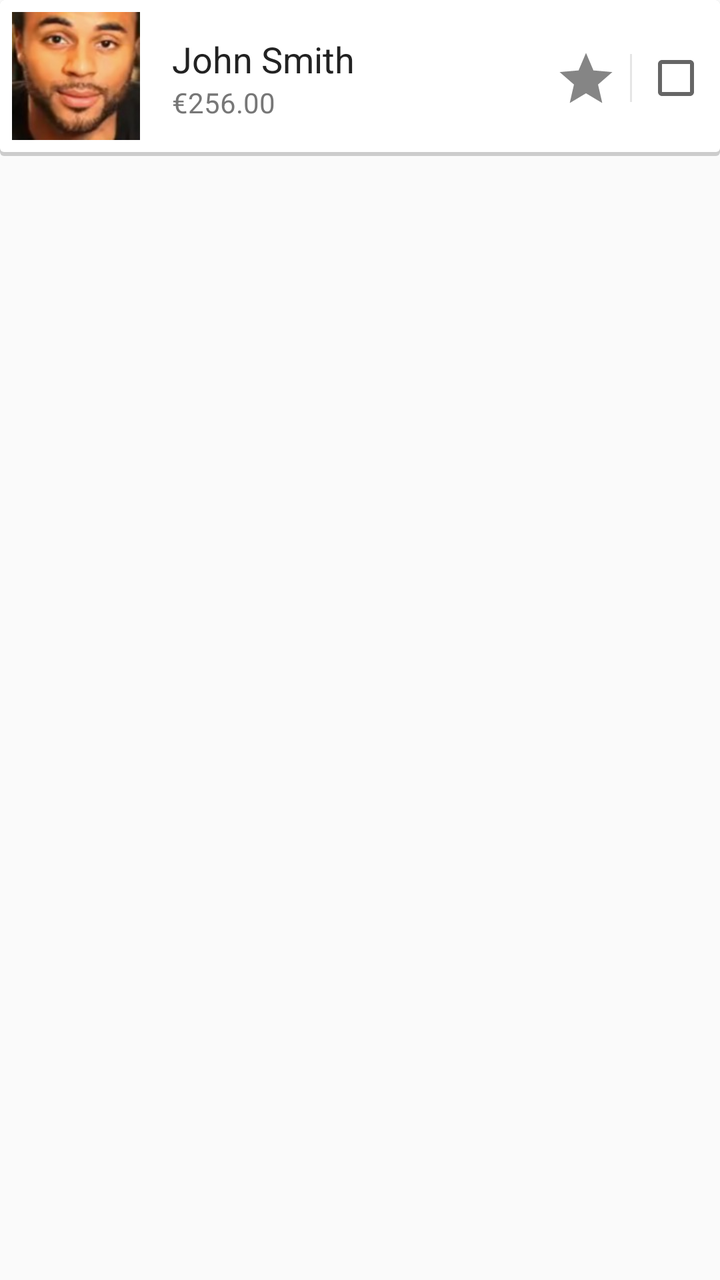
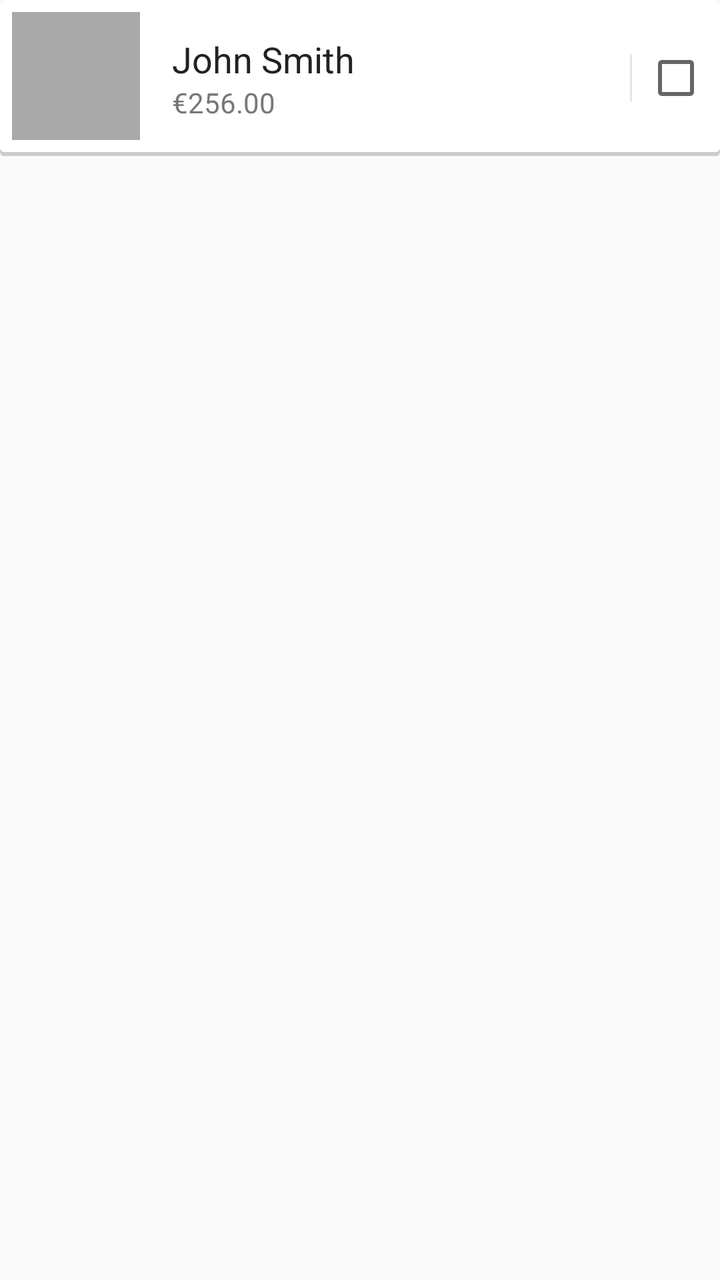

Before-and-after screenshots of an Android layout around one commit, followed by the original layout XML and the change that was made.
<!-- AndroidManifest.xml: application theme AppTheme -->
<!-- res/layout/list_item_person.xml -->
<?xml version="1.0" encoding="utf-8"?>
<RelativeLayout xmlns:android="http://schemas.android.com/apk/res/android"
			android:layout_width="fill_parent"
			android:layout_height="wrap_content"
			android:layout_marginTop="6dp"
			android:paddingBottom="6dp"
			android:orientation="vertical">

	<RelativeLayout
		android:id="@+id/card"
		android:layout_width="fill_parent"
		android:layout_height="wrap_content"
		android:background="@drawable/bg_card"
		android:paddingBottom="8dp"
		android:descendantFocusability="blocksDescendants" >

		<ImageView
			android:id="@+id/avatar"
			android:src="@drawable/test_avatar"
			android:background="@android:color/darker_gray"
			android:layout_width="64dp"
			android:layout_height="64dp"
			android:layout_marginRight="16dp"
			android:contentDescription="@string/list_avatar_contentDescription"
			android:focusable="false"
			android:focusableInTouchMode="false"
		/>

		<LinearLayout
			android:layout_width="wrap_content"
			android:layout_height="wrap_content"
			android:orientation="vertical"
			android:layout_toRightOf="@id/avatar"
			android:layout_centerVertical="true">

			<TextView
				android:id="@+id/name"
				android:layout_width="wrap_content"
				android:layout_height="wrap_content"
				android:text="John Smith"
				android:textAppearance="?android:attr/textAppearanceMedium"
				android:textColor="#222222"
				android:textSize="18sp"
				android:focusable="false"
				android:focusableInTouchMode="false"
			/>

			<TextView
				android:id="@+id/funds"
				android:layout_width="wrap_content"
				android:layout_height="wrap_content"
				android:text="€256.00"
				android:textSize="14sp"
				android:textColor="#777777"
				android:focusable="false"
				android:focusableInTouchMode="false"
			/>
		</LinearLayout>

		<CheckBox
			android:id="@+id/checkbox"
			android:layout_width="wrap_content"
			android:layout_height="wrap_content"
			android:layout_alignParentRight="true"
			android:layout_centerInParent="true"
			android:focusable="false"
			android:focusableInTouchMode="false"
		/>

		<View
			android:id="@+id/separator"
			android:layout_height="24dp"
			android:layout_width="1dp"
			android:layout_toLeftOf="@id/checkbox"
			android:layout_centerInParent="true"
			android:layout_marginRight="6dp"
			android:background="#e5e5e5"
			android:focusable="false"
			android:focusableInTouchMode="false"
		/>

		
		<ImageButton
			android:id="@+id/favoriteBtn"
			android:layout_width="wrap_content"
			android:layout_height="wrap_content"
			android:layout_toLeftOf="@id/separator"
			android:layout_centerInParent="true"
			android:layout_marginRight="6dp"
			android:contentDescription="@string/list_favoritesBtn_contentDescription"
			android:src="@drawable/ic_action_important"
			android:background="@null"
			android:focusable="false"
			android:focusableInTouchMode="false"
		/>

	</RelativeLayout>

</RelativeLayout>
<!-- resources referenced by this layout -->
<resources>
  <!-- drawable bg_card (drawable) -->
  <?xml version="1.0" encoding="utf-8"?>
  <layer-list xmlns:android="http://schemas.android.com/apk/res/android">
  	<item>
  		<shape android:shape="rectangle"
  			   android:dither="true">
  
  			<corners android:radius="2dp"/>
  
  			<solid android:color="#ccc" />
  
  		</shape>
  	</item>
  
  	<item android:bottom="2dp">
  		<shape android:shape="rectangle"
  			   android:dither="true">
  
  			<corners android:radius="2dp" />
  
  			<solid android:color="@android:color/white" />
  
  			<padding android:top="6dp"
  					 android:bottom="6dp"
  					 android:left="6dp"
  					 android:right="6dp" />
  		</shape>
  	</item>
  </layer-list>
  <!-- drawable ic_action_important: png bitmap (drawable-hdpi, 669 bytes) -->
  <!-- drawable test_avatar: jpg bitmap (drawable, 4983 bytes) -->
  <string name="list_avatar_contentDescription">Avatar image of the user.</string>
  <string name="list_favoritesBtn_contentDescription">Add user to favorites.</string>
  <style name="AppTheme" parent="AppTheme.Base" />
  <style name="AppTheme.Base" parent="Theme.AppCompat.Light.NoActionBar">
          <item name="colorPrimary">@color/colorPrimary</item>
          <item name="colorPrimaryDark">@color/colorPrimaryDark</item>
          <item name="android:windowNoTitle">true</item>
          <item name="windowActionBar">false</item>
      </style>
  <item name="colorPrimary" type="color">#4285F4</item>
  <item name="colorPrimaryDark" type="color">#3367D6</item>
</resources>

<!-- the commit's change to res/layout/list_item_person.xml (unified diff, before → after) -->
@@ -16,7 +16,6 @@
 
 		<ImageView
 			android:id="@+id/avatar"
-			android:src="@drawable/test_avatar"
 			android:background="@android:color/darker_gray"
 			android:layout_width="64dp"
 			android:layout_height="64dp"
@@ -88,7 +87,6 @@
 			android:layout_centerInParent="true"
 			android:layout_marginRight="6dp"
 			android:contentDescription="@string/list_favoritesBtn_contentDescription"
-			android:src="@drawable/ic_action_important"
 			android:background="@null"
 			android:focusable="false"
 			android:focusableInTouchMode="false"
<!-- resource entries referenced after the edit -->
@@ -29,8 +29,6 @@
   		</shape>
   	</item>
   </layer-list>
-  <!-- drawable ic_action_important: png bitmap (drawable-hdpi, 669 bytes) -->
-  <!-- drawable test_avatar: jpg bitmap (drawable, 4983 bytes) -->
   <string name="list_avatar_contentDescription">Avatar image of the user.</string>
   <string name="list_favoritesBtn_contentDescription">Add user to favorites.</string>
   <style name="AppTheme" parent="AppTheme.Base" />
